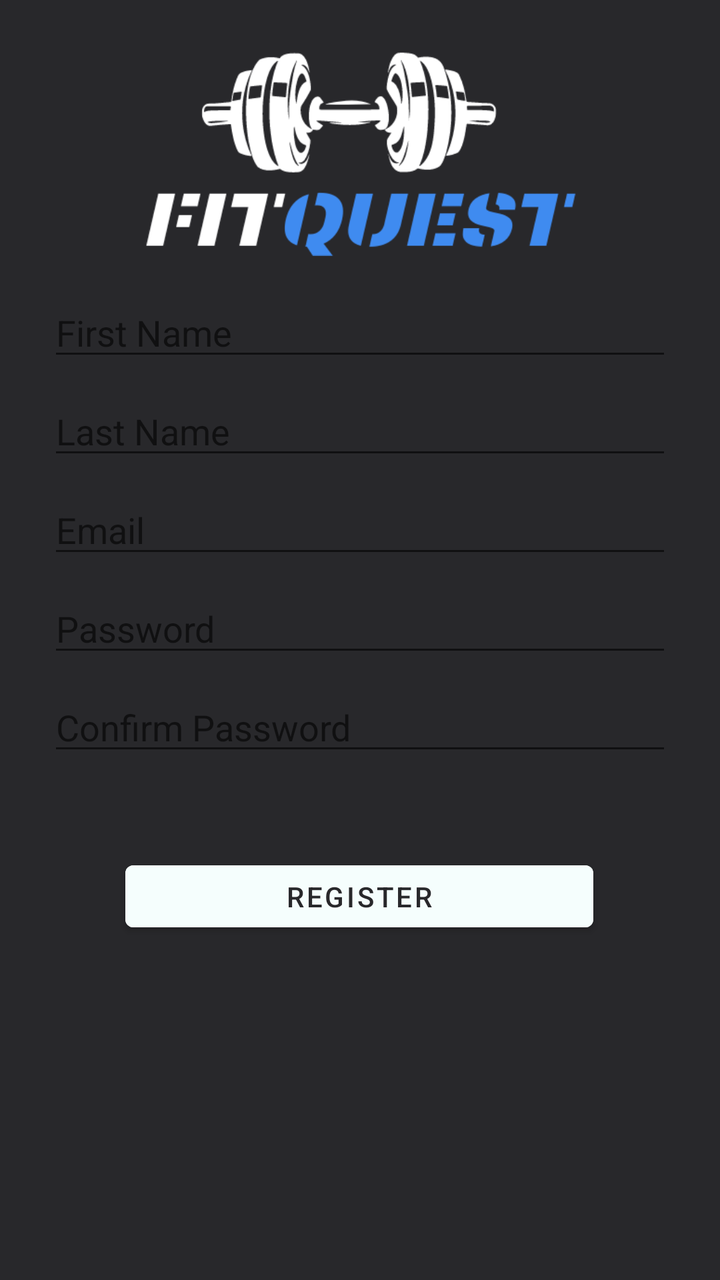
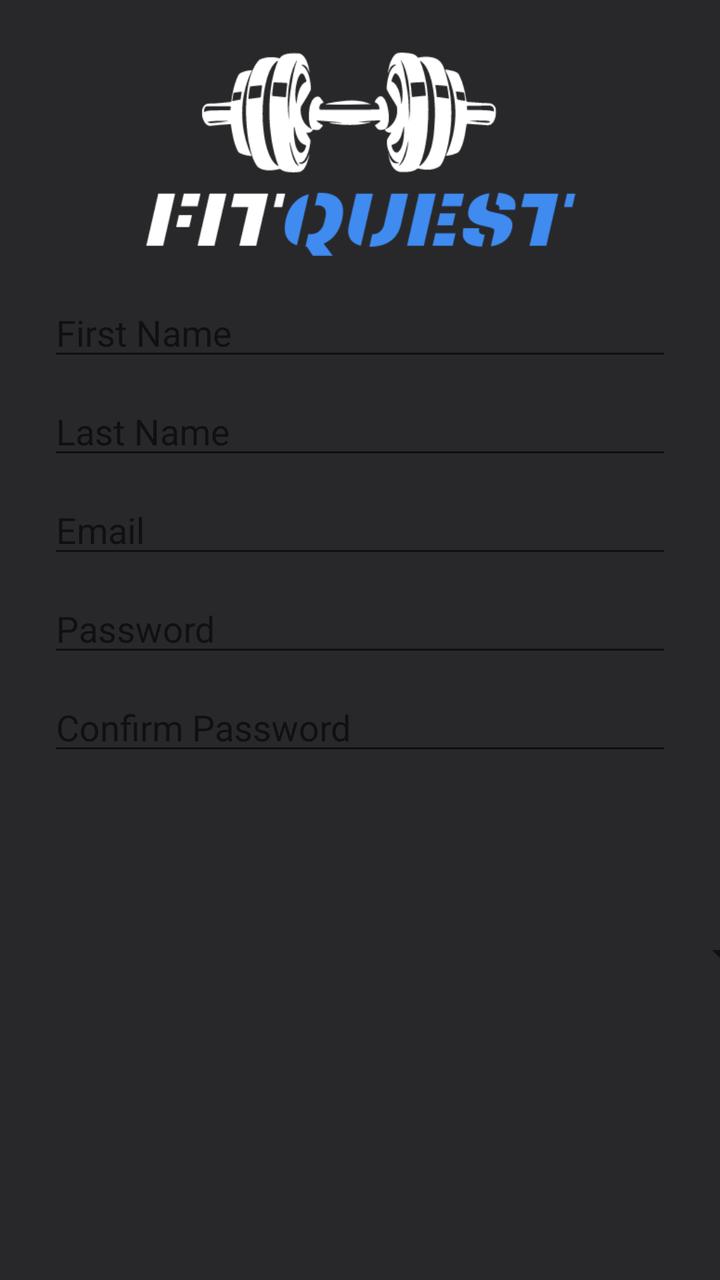

Two renders of the same Android screen: before a commit and after it. Below are the layout's source before the change and the commit's diff.
<!-- AndroidManifest.xml: activity theme AppTheme -->
<!-- res/layout/activity_registration.xml -->
<?xml version="1.0" encoding="utf-8"?>
<androidx.constraintlayout.widget.ConstraintLayout xmlns:android="http://schemas.android.com/apk/res/android"
    xmlns:app="http://schemas.android.com/apk/res-auto"
    xmlns:tools="http://schemas.android.com/tools"
    android:layout_width="match_parent"
    android:layout_height="match_parent"
    android:background="@color/black"
    android:padding="24dp">

    <ImageView
        android:id="@+id/appLogo"
        android:layout_width="0dp"
        android:layout_height="0dp"
        android:adjustViewBounds="true"
        android:src="@drawable/logo2"
        app:layout_constraintDimensionRatio="3:1"
        app:layout_constraintEnd_toEndOf="parent"
        app:layout_constraintStart_toStartOf="parent"
        app:layout_constraintTop_toTopOf="parent" />

    <EditText
        android:id="@+id/firstNameTextInput"
        android:layout_width="0dp"
        android:layout_height="wrap_content"
        android:layout_marginTop="16dp"
        android:hint="First Name"
        android:textColor="@android:color/white"
        app:layout_constraintEnd_toEndOf="parent"
        app:layout_constraintStart_toStartOf="parent"
        app:layout_constraintTop_toBottomOf="@id/appLogo" />

    <EditText
        android:id="@+id/lastNameTextInput"
        android:layout_width="0dp"
        android:layout_height="wrap_content"
        android:layout_marginTop="8dp"
        android:hint="Last Name"
        android:textColor="@android:color/white"
        app:layout_constraintEnd_toEndOf="parent"
        app:layout_constraintStart_toStartOf="parent"
        app:layout_constraintTop_toBottomOf="@id/firstNameTextInput" />

    <EditText
        android:id="@+id/emailTextInput"
        android:layout_width="0dp"
        android:layout_height="wrap_content"
        android:layout_marginTop="8dp"
        android:hint="Email"
        android:inputType="textEmailAddress"
        android:textColor="@android:color/white"
        app:layout_constraintEnd_toEndOf="parent"
        app:layout_constraintStart_toStartOf="parent"
        app:layout_constraintTop_toBottomOf="@id/lastNameTextInput" />

    <EditText
        android:id="@+id/passwordTextInput"
        android:layout_width="0dp"
        android:layout_height="wrap_content"
        android:layout_marginTop="8dp"
        android:hint="Password"
        android:inputType="textPassword"
        android:textColor="@android:color/white"
        app:layout_constraintEnd_toEndOf="parent"
        app:layout_constraintStart_toStartOf="parent"
        app:layout_constraintTop_toBottomOf="@id/emailTextInput" />

    <EditText
        android:id="@+id/confirmPasswordTextInput"
        android:layout_width="0dp"
        android:layout_height="wrap_content"
        android:layout_marginTop="8dp"
        android:hint="Confirm Password"
        android:inputType="textPassword"
        android:textColor="@android:color/white"
        app:layout_constraintEnd_toEndOf="parent"
        app:layout_constraintStart_toStartOf="parent"
        app:layout_constraintTop_toBottomOf="@id/passwordTextInput" />

    <Button
        android:id="@+id/registerButton"
        android:layout_width="234dp"
        android:layout_height="43dp"
        android:layout_marginTop="44dp"
        android:backgroundTint="@color/other_white"
        android:text="Register"
        android:textColor="@color/black"
        app:layout_constraintEnd_toEndOf="parent"
        app:layout_constraintHorizontal_bias="0.496"
        app:layout_constraintStart_toStartOf="parent"
        app:layout_constraintTop_toBottomOf="@id/confirmPasswordTextInput" />

</androidx.constraintlayout.widget.ConstraintLayout>
<!-- resources referenced by this layout -->
<resources>
  <color name="black">#28282B</color>
  <color name="other_white">#F5FEFD</color>
  <!-- drawable logo2: png bitmap (drawable, 17751 bytes) -->
  <style name="AppTheme" parent="Theme.MaterialComponents.DayNight.NoActionBar">
      </style>
</resources>

<!-- the commit's change to res/layout/activity_registration.xml (unified diff, before → after) -->
@@ -80,7 +80,7 @@
         android:id="@+id/registerButton"
         android:layout_width="234dp"
         android:layout_height="43dp"
-        android:layout_marginTop="44dp"
+        android:layout_marginTop="228dp"
         android:backgroundTint="@color/other_white"
         android:text="Register"
         android:textColor="@color/black"
@@ -89,4 +89,15 @@
         app:layout_constraintStart_toStartOf="parent"
         app:layout_constraintTop_toBottomOf="@id/confirmPasswordTextInput" />
 
+    <Spinner
+        android:id="@+id/Gymspinner"
+        android:layout_width="361dp"
+        android:layout_height="23dp"
+        app:layout_constraintBottom_toTopOf="@+id/registerButton"
+        app:layout_constraintEnd_toEndOf="parent"
+        app:layout_constraintHorizontal_bias="0.0"
+        app:layout_constraintStart_toStartOf="parent"
+        app:layout_constraintTop_toBottomOf="@+id/confirmPasswordTextInput"
+        app:layout_constraintVertical_bias="0.404" />
+
 </androidx.constraintlayout.widget.ConstraintLayout>
